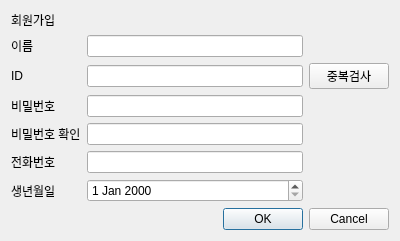
wnghks7787/veda_project1, file sign_up.ui: the form before one commit.
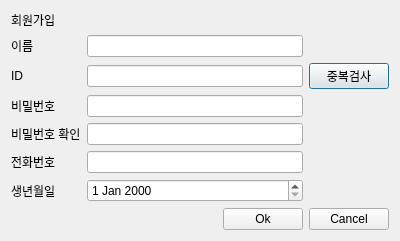
The form after the commit.

```diff
--- a/sign_up.ui
+++ b/sign_up.ui
@@ -13,18 +13,21 @@
   <property name="windowTitle">
    <string>Dialog</string>
   </property>
-  <layout class="QGridLayout" name="gridLayout_2" rowstretch="1,10,1">
+  <layout class="QGridLayout" name="gridLayout_2" rowstretch="1,0,0">
    <item row="2" column="0">
-    <widget class="QDialogButtonBox" name="buttonBox">
+    <spacer name="horizontalSpacer">
      <property name="orientation">
       <enum>Qt::Orientation::Horizontal</enum>
      </property>
-     <property name="standardButtons">
-      <set>QDialogButtonBox::StandardButton::Cancel|QDialogButtonBox::StandardButton::Ok</set>
+     <property name="sizeHint" stdset="0">
+      <size>
+       <width>40</width>
+       <height>20</height>
+      </size>
      </property>
-    </widget>
+    </spacer>
    </item>
-   <item row="1" column="0">
+   <item row="1" column="0" colspan="2">
     <layout class="QGridLayout" name="gridLayout">
      <item row="1" column="0">
       <widget class="QLabel" name="id_label">
@@ -110,6 +113,24 @@
      </property>
     </widget>
    </item>
+   <item row="2" column="1">
+    <layout class="QHBoxLayout" name="horizontalLayout">
+     <item>
+      <widget class="QPushButton" name="ok_button">
+       <property name="text">
+        <string>Ok</string>
+       </property>
+      </widget>
+     </item>
+     <item>
+      <widget class="QPushButton" name="cancel_button">
+       <property name="text">
+        <string>Cancel</string>
+       </property>
+      </widget>
+     </item>
+    </layout>
+   </item>
   </layout>
  </widget>
  <resources/>
```
Left out of the diff: 37 changed lines with no effect on the pictures.
